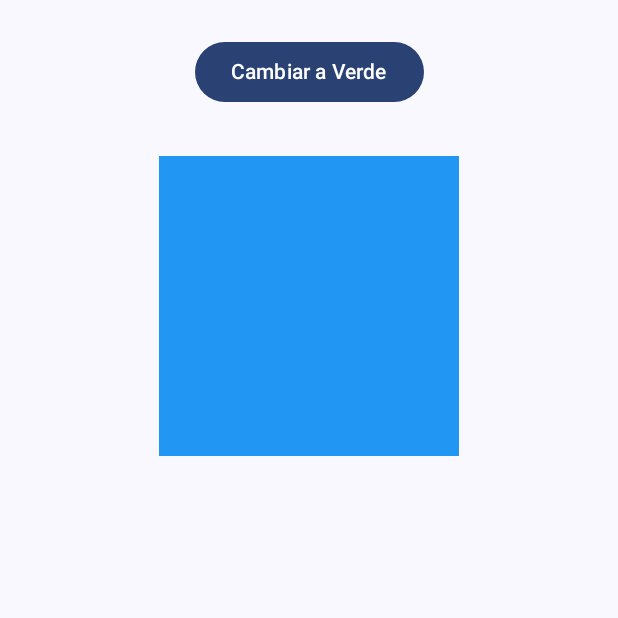
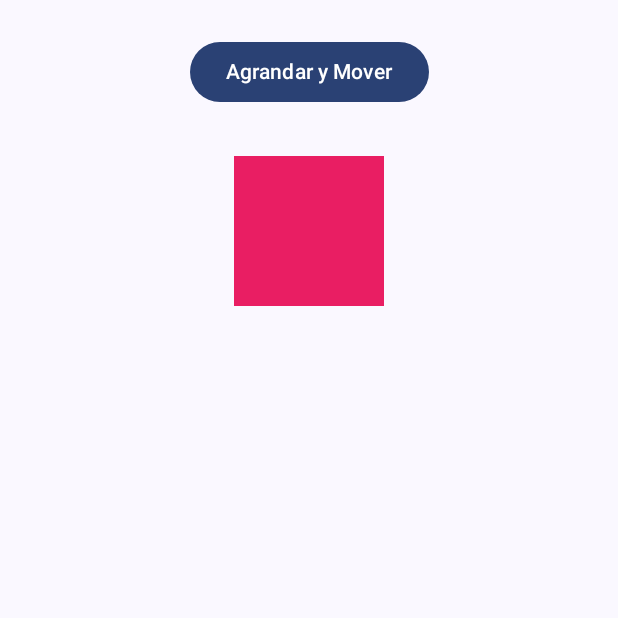
Before and after one commit to breyneer-r/Lab13_Animaciones, an Android app built with Jetpack Compose: the screen it shows after launch (MainActivity), on a phone screen of 412 x 824 dp, the top half of it. Run offline under Robolectric (Android 15) with nearby library versions, the phone set to English and light mode, and no system bars.

Commit message:
feat(ejercicio3): Implementa animateDpAsState para tamaño y posición

```diff
--- a/app/src/main/java/com/example/lab13_animaciones/MainActivity.kt
+++ b/app/src/main/java/com/example/lab13_animaciones/MainActivity.kt
@@ -12,11 +12,13 @@ import androidx.compose.animation.fadeOut
 import androidx.compose.animation.shrinkVertically
 import androidx.compose.animation.core.spring
 import androidx.compose.animation.core.tween
+import androidx.compose.animation.core.animateDpAsState // Importante para Ejercicio 3
 import androidx.compose.foundation.background
 import androidx.compose.foundation.layout.Arrangement
 import androidx.compose.foundation.layout.Box
 import androidx.compose.foundation.layout.Column
 import androidx.compose.foundation.layout.fillMaxSize
+import androidx.compose.foundation.layout.offset // Importante para Ejercicio 3
 import androidx.compose.foundation.layout.padding
 import androidx.compose.foundation.layout.size
 import androidx.compose.material3.Button
@@ -41,14 +43,68 @@ class MainActivity : ComponentActivity() {
         setContent {
             Lab13_AnimacionesTheme {
                 Scaffold(modifier = Modifier.fillMaxSize()) { innerPadding ->
-                    // 🚩 Llamada al Ejercicio 2
-                    Ejercicio2_AnimateColorAsState(modifier = Modifier.padding(innerPadding))
+                    // 🚩 Llamada al Ejercicio 3
+                    Ejercicio3_AnimateDpAsState(modifier = Modifier.padding(innerPadding))
 
-                    // Para probar el Ejercicio 1 de nuevo, usa:
+                    // Para probar otros ejercicios, descomenta el que necesites:
                     // Ejercicio1_AnimatedVisibility(modifier = Modifier.padding(innerPadding))
+                    // Ejercicio2_AnimateColorAsState(modifier = Modifier.padding(innerPadding))
                 }
             }
         }
+    }
+}
+
+// ----------------------------------------------------
+// 📏 Ejercicio 3: Animación de Tamaño y Posición (animateDpAsState)
+// ----------------------------------------------------
+
+@Composable
+fun Ejercicio3_AnimateDpAsState(modifier: Modifier = Modifier) {
+    // 1. Variable de estado para alternar la posición y el tamaño
+    var isLarge by remember { mutableStateOf(false) }
+
+    // Definir los valores objetivo (en Dp)
+    val targetSize = if (isLarge) 250.dp else 100.dp
+    // Desplazamiento de 100 dp en X e Y
+    val targetOffset = if (isLarge) 100.dp else 0.dp
+
+    // 2. Usar animateDpAsState para animar el tamaño
+    val animatedSize by animateDpAsState(
+        targetValue = targetSize,
+        animationSpec = tween(durationMillis = 800),
+        label = "Size Animation"
+    )
+
+    // Usar animateDpAsState para animar el desplazamiento (posición)
+    val animatedOffset by animateDpAsState(
+        targetValue = targetOffset,
+        animationSpec = tween(durationMillis = 800),
+        label = "Offset Animation"
+    )
+
+    Column(
+        modifier = modifier
+            .fillMaxSize()
+            .padding(24.dp),
+        horizontalAlignment = Alignment.CenterHorizontally,
+        verticalArrangement = Arrangement.Top
+    ) {
+        Button(
+            onClick = { isLarge = !isLarge },
+            modifier = Modifier.padding(bottom = 32.dp)
+        ) {
+            Text(text = if (isLarge) "Restablecer" else "Agrandar y Mover")
+        }
+
+        // 3. Aplicar los modificadores animados.
+        // El orden es importante: primero la posición y luego el tamaño/fondo.
+        Box(
+            modifier = Modifier
+                .offset(x = animatedOffset, y = animatedOffset) // Posición animada
+                .size(animatedSize) // Tamaño animado
+                .background(Color(0xFFE91E63)) // Color rosado
+        )
     }
 }
 
@@ -58,16 +114,10 @@ class MainActivity : ComponentActivity() {
 
 @Composable
 fun Ejercicio2_AnimateColorAsState(modifier: Modifier = Modifier) {
-    // 1. Variable de estado booleana para alternar el color.//
     var isBlue by remember { mutableStateOf(true) }
-
-    // Definir los colores objetivo (Azul y Verde)
     val targetColor = if (isBlue) Color(0xFF2196F3) else Color(0xFF4CAF50)
-
-    // 2. Usar animateColorAsState para animar la transición del color de forma continua.
     val animatedColor by animateColorAsState(
         targetValue = targetColor,
-        // 3. Experimentación: Usa 'tween' (transición suave de 1 seg) o 'spring()' (efecto elástico).
         animationSpec = tween(durationMillis = 1000),
         label = "Color Animation"
     )
@@ -79,26 +129,22 @@ fun Ejercicio2_AnimateColorAsState(modifier: Modifier = Modifier) {
         horizontalAlignment = Alignment.CenterHorizontally,
         verticalArrangement = Arrangement.Top
     ) {
-        // Botón para cambiar el estado
         Button(
             onClick = { isBlue = !isBlue },
             modifier = Modifier.padding(bottom = 32.dp)
         ) {
             Text(text = "Cambiar a ${if (isBlue) "Verde" else "Azul"}")
         }
-
-        // El cuadro que usa el color animado
         Box(
             modifier = Modifier
                 .size(200.dp)
-                .background(animatedColor) // Color animado
+                .background(animatedColor)
         )
     }
 }
 
 // ----------------------------------------------------
 // 🚀 Ejercicio 1: Animación de Visibilidad con AnimatedVisibility
-// (Se mantiene en el archivo por si quieres probarlo de nuevo)
 // ----------------------------------------------------
 
 @Composable
@@ -137,7 +183,6 @@ fun Ejercicio1_AnimatedVisibility(modifier: Modifier = Modifier) {
 @Composable
 fun AnimationPreview() {
     Lab13_AnimacionesTheme {
-        // Puedes cambiar aquí la función de previsualización si lo necesitas
-        Ejercicio2_AnimateColorAsState()
+        Ejercicio3_AnimateDpAsState()
     }
 }
```
